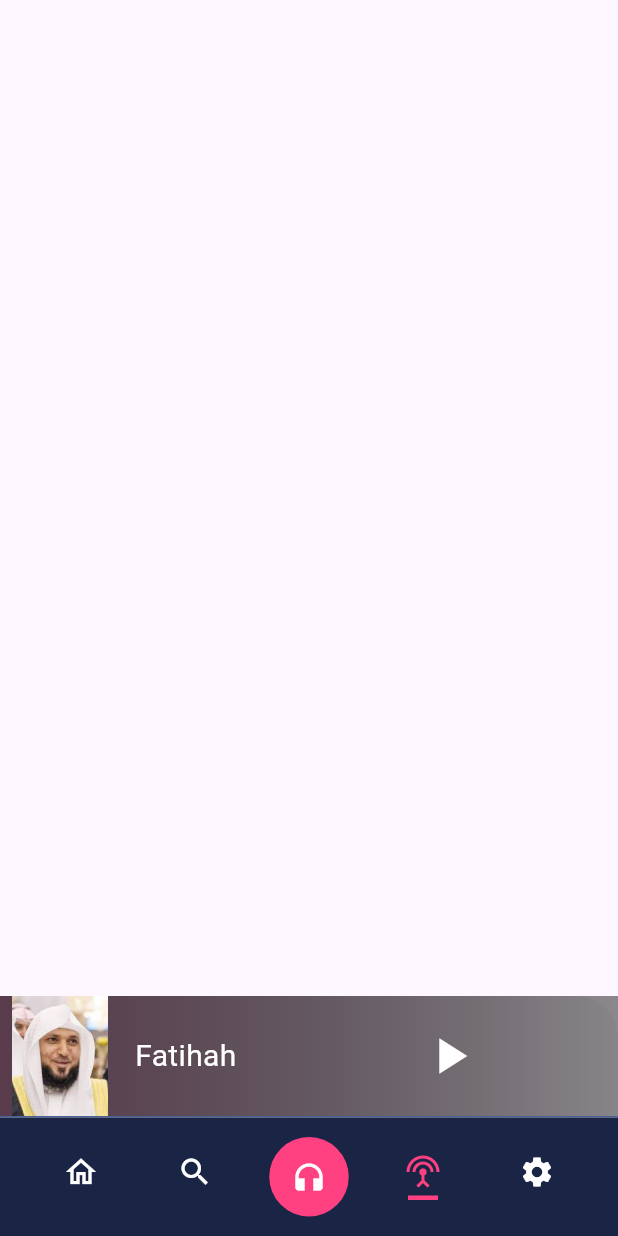
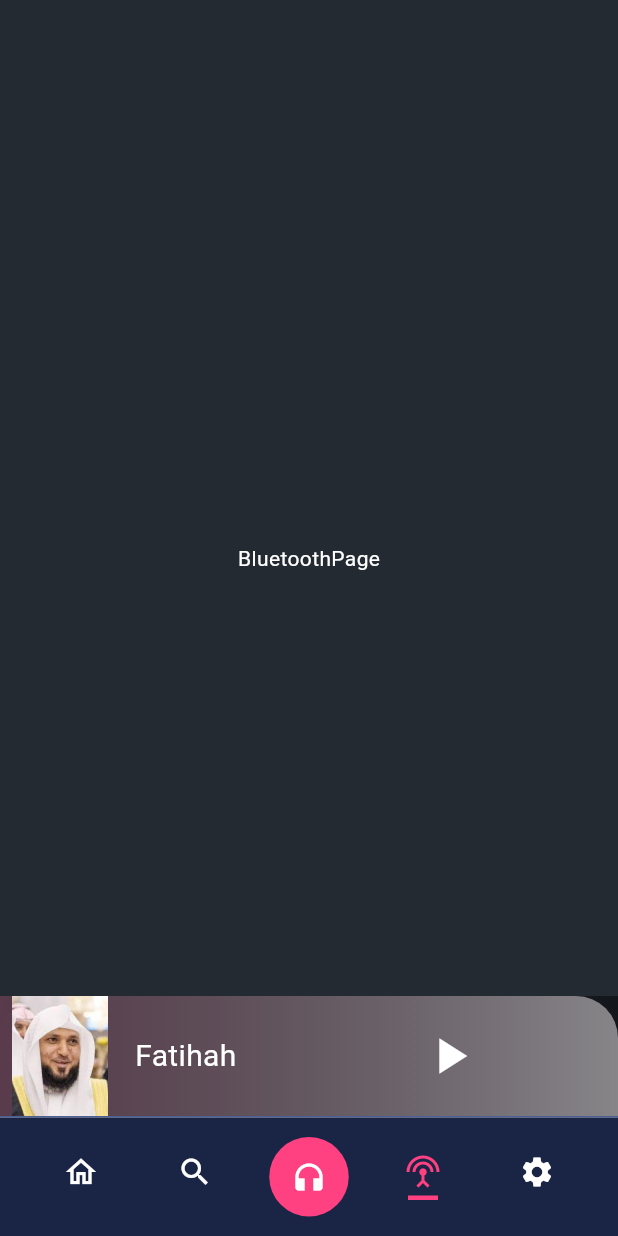
Before and after one commit to LaithMohammad99/musicapp, a Flutter app: the screen it shows after launch, after a tap on the "play arrow" icon, after a tap on the "search" icon, after a tap on the "settings input antenna" icon, on a phone screen of 412 x 824 dp. Run offline on Flutter 3.47's test engine with Material 3 defaults, Android fonts, the light colour scheme and no system bars; our stand-ins replace just_audio; missing offline and left inert: flutter_audio_waveforms.

Commit message:
add screen page

```diff
--- a/lib/landing_page.dart
+++ b/lib/landing_page.dart
@@ -4,10 +4,14 @@ import 'package:musicappapp/model/music_model.dart';
 import 'package:musicappapp/page/my_app.dart';
 import 'package:musicappapp/nav_bar/bottom_nav_bar.dart';
 import 'package:musicappapp/nav_bar/flat_nav_bar.dart';
+import 'package:musicappapp/page/screen/bluetooth_page.dart';
+import 'package:musicappapp/page/screen/serch_page.dart';
 import 'package:musicappapp/view_model/project_view_model.dart';
 import 'package:musicappapp/widget/bottom_panel_widget.dart';
 
 import 'package:provider/provider.dart';
+
+import 'page/screen/setting_page.dart';
 
 class LandingPage extends StatefulWidget {
   const LandingPage({super.key});
@@ -80,11 +84,10 @@ class _LandingPageState extends State<LandingPage> {
           },
           children: [
             MyApp(),
-            const Scaffold(),
-            const Scaffold(),
-            const Scaffold(),
-            const Scaffold(),
-          ],
+            SearchPage(),
+            Scaffold(),
+            BluetoothPage(),
+            SettingPage(),          ],
         ),
       ),
     );
--- /dev/null
+++ b/lib/page/screen/bluetooth_page.dart
@@ -0,0 +1,19 @@
+import 'package:flutter/material.dart';
+
+class BluetoothPage extends StatefulWidget {
+  const BluetoothPage({super.key});
+
+  @override
+  State<BluetoothPage> createState() => _BluetoothPageState();
+}
+
+class _BluetoothPageState extends State<BluetoothPage> {
+  @override
+  Widget build(BuildContext context) {
+    return Scaffold(
+      backgroundColor: const Color(0xff232A31),
+      body:           Center(child: Text("BluetoothPage",style: TextStyle(color: Colors.white),))
+
+    );
+  }
+}
--- /dev/null
+++ b/lib/page/screen/serch_page.dart
@@ -0,0 +1,19 @@
+import 'package:flutter/material.dart';
+
+class SearchPage extends StatefulWidget {
+  const SearchPage({super.key});
+
+  @override
+  State<SearchPage> createState() => _SearchPageState();
+}
+
+class _SearchPageState extends State<SearchPage> {
+  @override
+  Widget build(BuildContext context) {
+    return Scaffold(
+        backgroundColor: const Color(0xff232A31),
+        body:           Center(child: Text("Search",style: TextStyle(color: Colors.white),))
+
+    );
+  }
+}
--- /dev/null
+++ b/lib/page/screen/setting_page.dart
@@ -0,0 +1,19 @@
+import 'package:flutter/material.dart';
+
+class SettingPage extends StatefulWidget {
+  const SettingPage({super.key});
+
+  @override
+  State<SettingPage> createState() => _SettingPageState();
+}
+
+class _SettingPageState extends State<SettingPage> {
+  @override
+  Widget build(BuildContext context) {
+    return Scaffold(
+        backgroundColor: const Color(0xff232A31),
+        body:           Center(child: Text("Setting Page",style: TextStyle(color: Colors.white),))
+
+    );
+  }
+}
```
